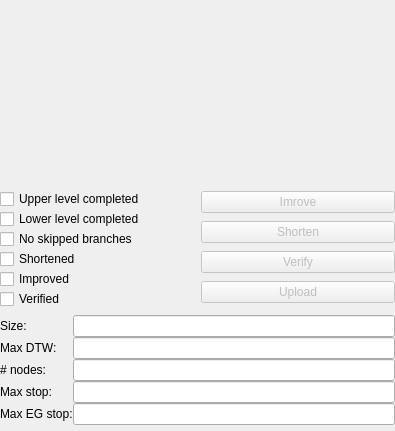
The window that projects/gui/ui/resultswidget.ui (tolius/solver) describes before a commit, drawn with Qt 5.
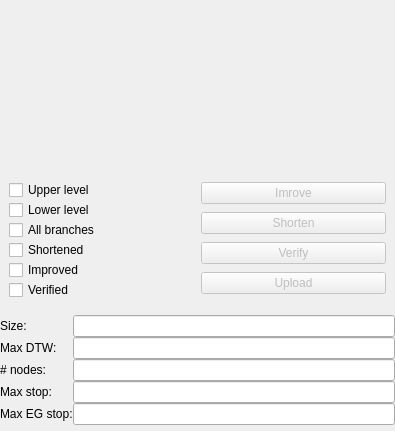
The same window after the commit.

Diff of the .ui file:
```diff
--- a/projects/gui/ui/resultswidget.ui
+++ b/projects/gui/ui/resultswidget.ui
@@ -57,6 +57,7 @@
     </widget>
    </item>
    <item>
+    <widget class="QWidget" name="widget_SolutionResult" native="true">
     <layout class="QGridLayout" name="gridLayout">
      <item row="0" column="1">
       <layout class="QVBoxLayout" name="verticalLayout_3">
@@ -144,7 +145,7 @@
           <bool>true</bool>
          </property>
          <property name="text">
-          <string>Upper level completed</string>
+           <string>Upper level</string>
          </property>
          <property name="checkable">
           <bool>false</bool>
@@ -157,7 +158,7 @@
           <bool>true</bool>
          </property>
          <property name="text">
-          <string>Lower level completed</string>
+           <string>Lower level</string>
          </property>
          <property name="checkable">
           <bool>false</bool>
@@ -170,7 +171,7 @@
           <bool>true</bool>
          </property>
          <property name="text">
-          <string>No skipped branches</string>
+           <string>All branches</string>
          </property>
          <property name="checkable">
           <bool>false</bool>
@@ -219,6 +220,7 @@
       </layout>
      </item>
     </layout>
+    </widget>
    </item>
    <item>
     <widget class="QWidget" name="widget_ResultInfo" native="true">
```
Lines whose indentation alone changed are shown as unchanged.
